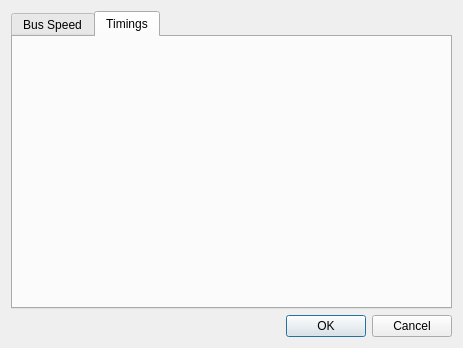
Above: SrcPony/forms/prefdialog.ui from lancos/ponyprog before the change. Below: the same form after it.
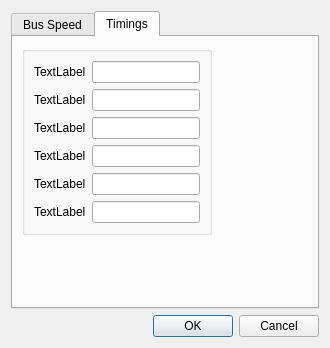
That is the form after the change. The open tabs and pages were chosen to show the change.

Commit message: add Timings tab to Preferences dialog

The edit to the form file:
```diff
--- a/SrcPony/forms/prefdialog.ui
+++ b/SrcPony/forms/prefdialog.ui
@@ -6,7 +6,7 @@
    <rect>
     <x>0</x>
     <y>0</y>
-    <width>463</width>
+    <width>330</width>
     <height>348</height>
    </rect>
   </property>
@@ -97,6 +97,74 @@
       <attribute name="title">
        <string>Timings</string>
       </attribute>
+      <layout class="QFormLayout" name="formLayout_2">
+       <item row="0" column="0">
+        <widget class="QGroupBox" name="groupBox">
+         <layout class="QFormLayout" name="formLayout_3">
+          <item row="0" column="0">
+           <widget class="QLabel" name="label_1">
+            <property name="text">
+             <string>TextLabel</string>
+            </property>
+           </widget>
+          </item>
+          <item row="0" column="1">
+           <widget class="QLineEdit" name="lineEdit_1"/>
+          </item>
+          <item row="1" column="0">
+           <widget class="QLabel" name="label_2">
+            <property name="text">
+             <string>TextLabel</string>
+            </property>
+           </widget>
+          </item>
+          <item row="1" column="1">
+           <widget class="QLineEdit" name="lineEdit_2"/>
+          </item>
+          <item row="2" column="0">
+           <widget class="QLabel" name="label_3">
+            <property name="text">
+             <string>TextLabel</string>
+            </property>
+           </widget>
+          </item>
+          <item row="2" column="1">
+           <widget class="QLineEdit" name="lineEdit_3"/>
+          </item>
+          <item row="3" column="0">
+           <widget class="QLabel" name="label_4">
+            <property name="text">
+             <string>TextLabel</string>
+            </property>
+           </widget>
+          </item>
+          <item row="3" column="1">
+           <widget class="QLineEdit" name="lineEdit_4"/>
+          </item>
+          <item row="4" column="0">
+           <widget class="QLabel" name="label_5">
+            <property name="text">
+             <string>TextLabel</string>
+            </property>
+           </widget>
+          </item>
+          <item row="4" column="1">
+           <widget class="QLineEdit" name="lineEdit_5"/>
+          </item>
+          <item row="5" column="0">
+           <widget class="QLabel" name="label_6">
+            <property name="text">
+             <string>TextLabel</string>
+            </property>
+           </widget>
+          </item>
+          <item row="5" column="1">
+           <widget class="QLineEdit" name="lineEdit_6"/>
+          </item>
+         </layout>
+        </widget>
+       </item>
+      </layout>
      </widget>
     </widget>
    </item>
```
Left out of the diff: 2 changed lines with no effect on the pictures. The commit also changes 1 other file.
